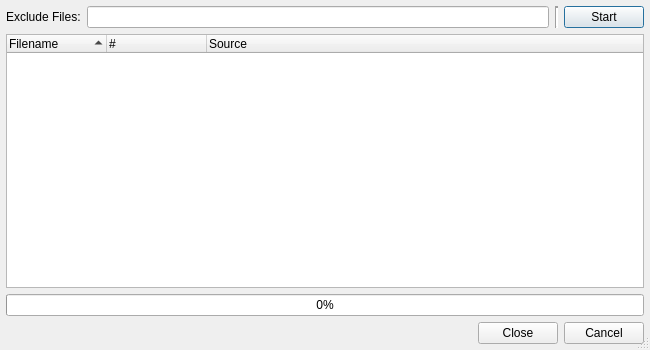
Old version of the form Plugins/CheckerPlugins/Tabnanny/TabnannyDialog.ui in the repository testmana2/test.
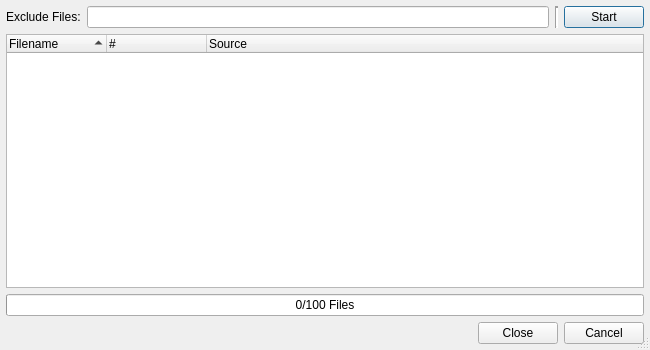
New version of the form. Custom widgets are drawn as their Qt base class.

Diff of the .ui file:
```diff
--- a/Plugins/CheckerPlugins/Tabnanny/TabnannyDialog.ui
+++ b/Plugins/CheckerPlugins/Tabnanny/TabnannyDialog.ui
@@ -119,6 +119,9 @@
      <property name="orientation">
       <enum>Qt::Horizontal</enum>
      </property>
+     <property name="format">
+      <string>%v/%m Files</string>
+     </property>
     </widget>
    </item>
    <item>
```
